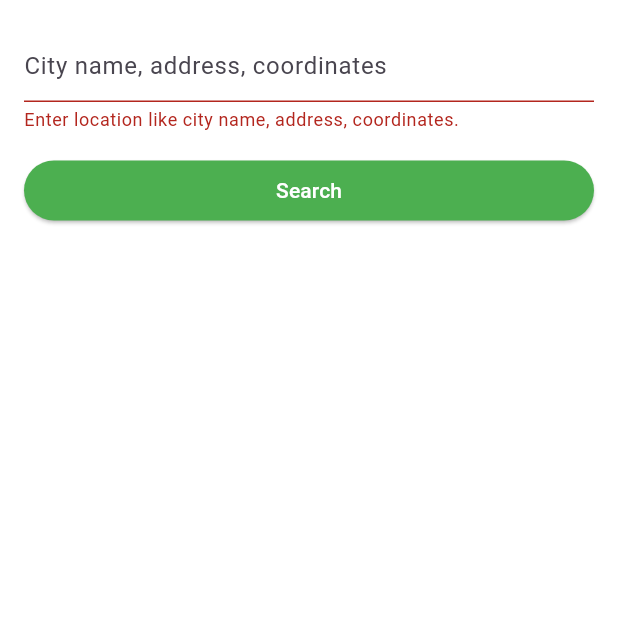
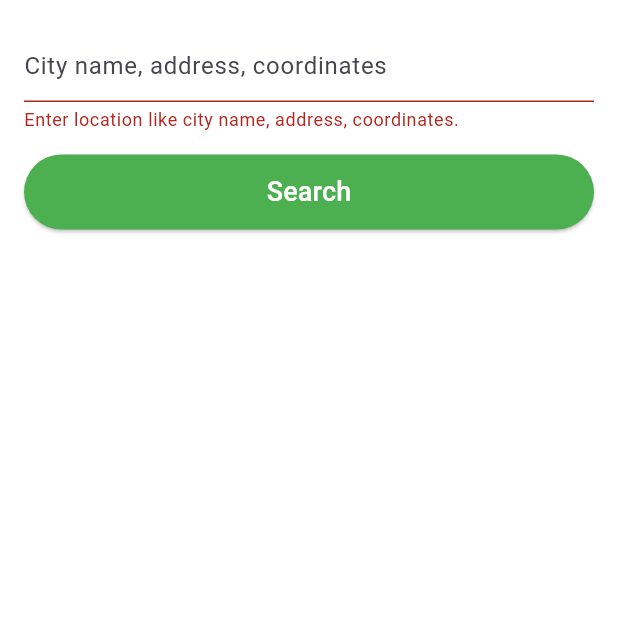
Before and after one commit to sajidrec/flutter_osm_location_finder, a Flutter app: the screen it shows after launch, after a tap on "Search", on a phone screen of 412 x 824 dp, the top half of it. Run offline on Flutter 3.47's test engine with Material 3 defaults, Android fonts, the phone set to English and light mode, and no system bars; our stand-ins replace flutter_map, geocoding, geolocator, get, latlong2, permission_handler.

Commit message:
code refactor

```diff
--- a/lib/controller_binder.dart
+++ b/lib/controller_binder.dart
@@ -1,9 +1,11 @@
 import 'package:flutter_osm_location_marker/state_holder/map_screen_controller.dart';
+import 'package:flutter_osm_location_marker/state_holder/user_location_input_screen_controller.dart';
 import 'package:get/get.dart';
 
 class ControllerBinder extends Bindings {
   @override
   void dependencies() {
     Get.put(MapScreenController());
+    Get.put(UserLocationInputScreenController());
   }
 }
--- a/lib/presentation/screens/user_location_input_screen/functions/user_location_input_screen_functions.dart
+++ /dev/null
@@ -1,73 +0,0 @@
-import 'package:flutter/material.dart';
-import 'package:flutter_osm_location_marker/presentation/screens/map_screen/map_screen.dart';
-import 'package:geocoding/geocoding.dart';
-import 'package:geolocator/geolocator.dart';
-import 'package:get/get.dart';
-import 'package:latlong2/latlong.dart';
-import 'package:permission_handler/permission_handler.dart';
-
-class UserLocationInputScreenFunctions {
-  static Future<LatLng?> _convertAddressToLatLong(String address) async {
-    try {
-      List<Location> locations = await locationFromAddress(address);
-      if (locations.isNotEmpty) {
-        return LatLng(locations.first.latitude, locations.first.longitude);
-      }
-    } catch (e) {
-      return null;
-    }
-    return null;
-  }
-
-  static void onSearchButtonClick({
-    required GlobalKey<FormState> formKey,
-    required BuildContext context,
-    required String? address,
-  }) async {
-    FocusScope.of(context).unfocus();
-    if (formKey.currentState!.validate()) {
-      LatLng? latLongByUserInput =
-          await _convertAddressToLatLong(address ?? "");
-
-      await _convertAddressToLatLong(address ?? "");
-
-      LatLng userCurrentLatLong = const LatLng(0, 0);
-
-      if (await Permission.location.isDenied) {
-        await Permission.location.request();
-      }
-
-      if (await Permission.location.isGranted) {
-        dynamic res = await Geolocator.getCurrentPosition();
-        userCurrentLatLong = LatLng(
-          res.latitude,
-          res.longitude,
-        );
-      }
-
-      if (latLongByUserInput != null) {
-        if (context.mounted) {
-          Get.to(
-            () => MapScreen(
-              userInputLatLng: latLongByUserInput,
-              userCurrentLocation: userCurrentLatLong,
-            ),
-          );
-        }
-      } else {
-        if (context.mounted) {
-          ScaffoldMessenger.of(context).showSnackBar(
-            const SnackBar(
-              content: Text(
-                "No location found",
-                style: TextStyle(
-                  fontSize: 25,
-                ),
-              ),
-            ),
-          );
-        }
-      }
-    }
-  }
-}
--- a/lib/presentation/screens/user_location_input_screen/user_location_input_screen.dart
+++ b/lib/presentation/screens/user_location_input_screen/user_location_input_screen.dart
@@ -1,7 +1,8 @@
 import 'package:flutter/material.dart';
-import 'package:flutter_osm_location_marker/presentation/screens/user_location_input_screen/functions/user_location_input_screen_functions.dart';
 import 'package:flutter_osm_location_marker/presentation/screens/user_location_input_screen/validators/location_input_validator.dart';
 import 'package:flutter_osm_location_marker/presentation/utility/app_color.dart';
+import 'package:flutter_osm_location_marker/state_holder/user_location_input_screen_controller.dart';
+import 'package:get/get.dart';
 
 class UserLocationInputScreen extends StatefulWidget {
   const UserLocationInputScreen({super.key});
@@ -49,22 +50,21 @@ class _UserLocationInputScreenState extends State<UserLocationInputScreen> {
       key: _formKey,
       child: Column(
         children: [
-          TextFormField(
+          GetBuilder<UserLocationInputScreenController>(
+              builder: (userLocationInputScreenController) {
+            return TextFormField(
               decoration: const InputDecoration(
                   hintText: "City name, address, coordinates"),
               keyboardType: TextInputType.streetAddress,
               textInputAction: TextInputAction.search,
               controller: _locationInputTEController,
               onFieldSubmitted: (value) =>
-                UserLocationInputScreenFunctions.onSearchButtonClick(
-              formKey: _formKey,
-              context: context,
-              address: value.trim(),
+                  userLocationInputScreenController.onSearchButtonClick,
+              validator: (value) => LocationInputValidator.validateInput(
+                userInput: value?.trim(),
               ),
-            validator: (value) => LocationInputValidator.validateInput(
-              userInput: value,
-            ),
-          ),
+            );
+          }),
           const SizedBox(height: 15),
           _buildSearchButton(),
         ],
@@ -75,12 +75,18 @@ class _UserLocationInputScreenState extends State<UserLocationInputScreen> {
   Widget _buildSearchButton() {
     return SizedBox(
       width: double.maxFinite,
-      child: ElevatedButton(
-        onPressed: () => UserLocationInputScreenFunctions.onSearchButtonClick(
-          formKey: _formKey,
-          context: context,
+      height: 50,
+      child: GetBuilder<UserLocationInputScreenController>(
+          builder: (userLocationInputScreenController) {
+        return ElevatedButton(
+          onPressed: () {
+            FocusScope.of(context).unfocus();
+            if (_formKey.currentState!.validate()) {
+              userLocationInputScreenController.onSearchButtonClick(
                 address: _locationInputTEController.text.trim(),
-        ),
+              );
+            }
+          },
           style: ButtonStyle(
             backgroundColor: WidgetStatePropertyAll(
               AppColor.backgroundGreenColor,
@@ -89,8 +95,20 @@ class _UserLocationInputScreenState extends State<UserLocationInputScreen> {
               AppColor.backgroundWhiteColor,
             ),
           ),
-        child: const Text("Search"),
+          child: userLocationInputScreenController.inProgress
+              ? Center(
+                  child: CircularProgressIndicator(
+                    color: AppColor.backgroundWhiteColor,
                   ),
+                )
+              : const Text(
+                  "Search",
+                  style: TextStyle(
+                    fontSize: 18,
+                  ),
+                ),
+        );
+      }),
     );
   }
 }
--- a/lib/presentation/utility/app_color.dart
+++ b/lib/presentation/utility/app_color.dart
@@ -3,4 +3,5 @@ import 'package:flutter/material.dart';
 class AppColor {
   static Color backgroundWhiteColor = Colors.white;
   static Color backgroundGreenColor = Colors.green;
+  static Color backgroundRedColor = Colors.red;
 }
```
Also changed, not shown: lib/state_holder/user_location_input_screen_controller.dart (added, +75 -0 lines). Lines whose indentation alone changed are shown as unchanged.
